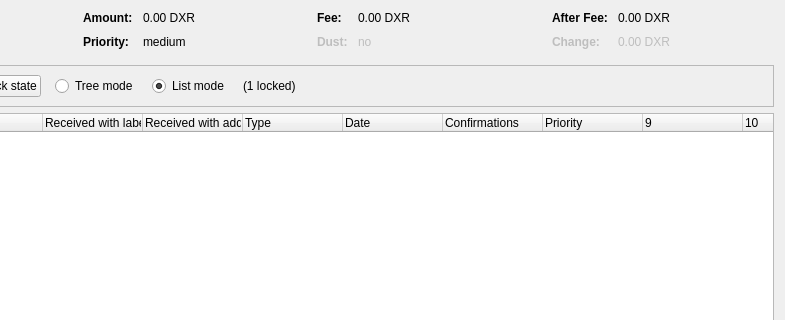
Old version of the form src/qt/forms/coincontroldialog.ui in the repository royalsoftkv/dexergi; both pictures show x 169 to 954 and y 0 to 320 of the 954 by 500 pixel window.
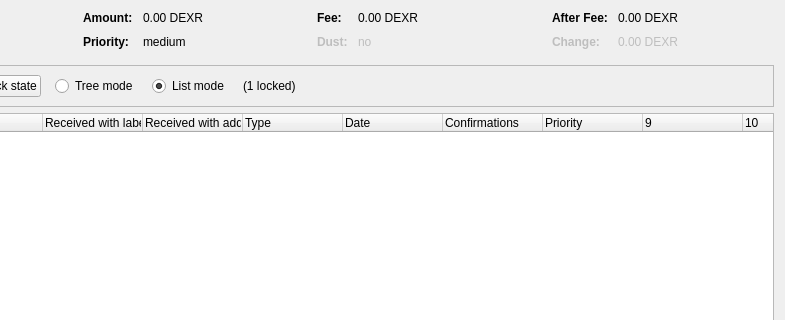
New version of the form. Custom widgets are drawn as their Qt base class.

Commit message: coin symbol change DXR->DEXR

```diff
--- a/src/qt/forms/coincontroldialog.ui
+++ b/src/qt/forms/coincontroldialog.ui
@@ -132,7 +132,7 @@
           <enum>Qt::ActionsContextMenu</enum>
          </property>
          <property name="text">
-          <string notr="true">0.00 DXR</string>
+          <string notr="true">0.00 DEXR</string>
          </property>
          <property name="textInteractionFlags">
           <set>Qt::LinksAccessibleByMouse|Qt::TextSelectableByKeyboard|Qt::TextSelectableByMouse</set>
@@ -206,7 +206,7 @@
           <enum>Qt::ActionsContextMenu</enum>
          </property>
          <property name="text">
-          <string notr="true">0.00 DXR</string>
+          <string notr="true">0.00 DEXR</string>
          </property>
          <property name="textInteractionFlags">
           <set>Qt::LinksAccessibleByMouse|Qt::TextSelectableByKeyboard|Qt::TextSelectableByMouse</set>
@@ -286,7 +286,7 @@
           <enum>Qt::ActionsContextMenu</enum>
          </property>
          <property name="text">
-          <string notr="true">0.00 DXR</string>
+          <string notr="true">0.00 DEXR</string>
          </property>
          <property name="textInteractionFlags">
           <set>Qt::LinksAccessibleByMouse|Qt::TextSelectableByKeyboard|Qt::TextSelectableByMouse</set>
@@ -321,7 +321,7 @@
           <enum>Qt::ActionsContextMenu</enum>
          </property>
          <property name="text">
-          <string notr="true">0.00 DXR</string>
+          <string notr="true">0.00 DEXR</string>
          </property>
          <property name="textInteractionFlags">
           <set>Qt::LinksAccessibleByMouse|Qt::TextSelectableByKeyboard|Qt::TextSelectableByMouse</set>
```
The commit also changes 133 other files.
